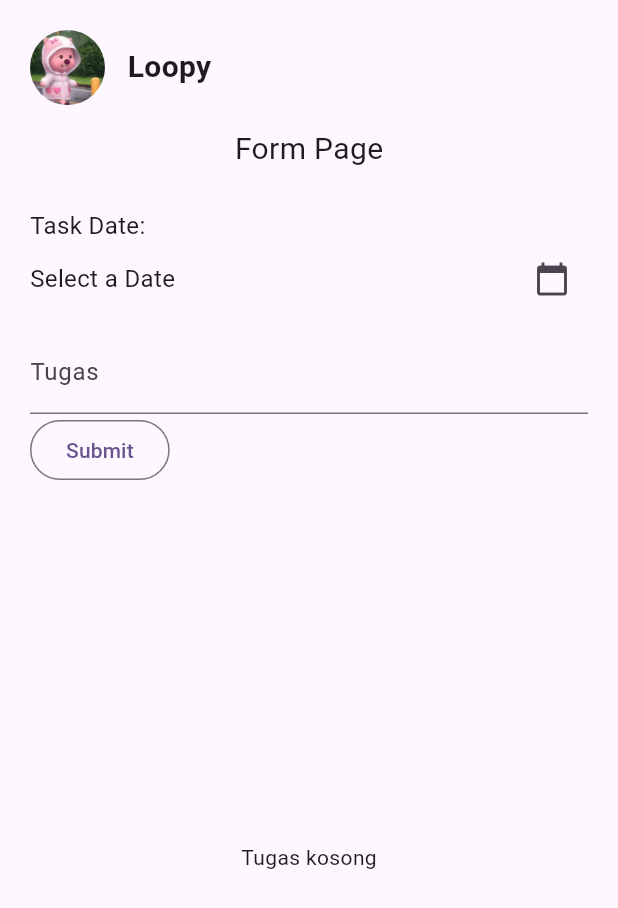
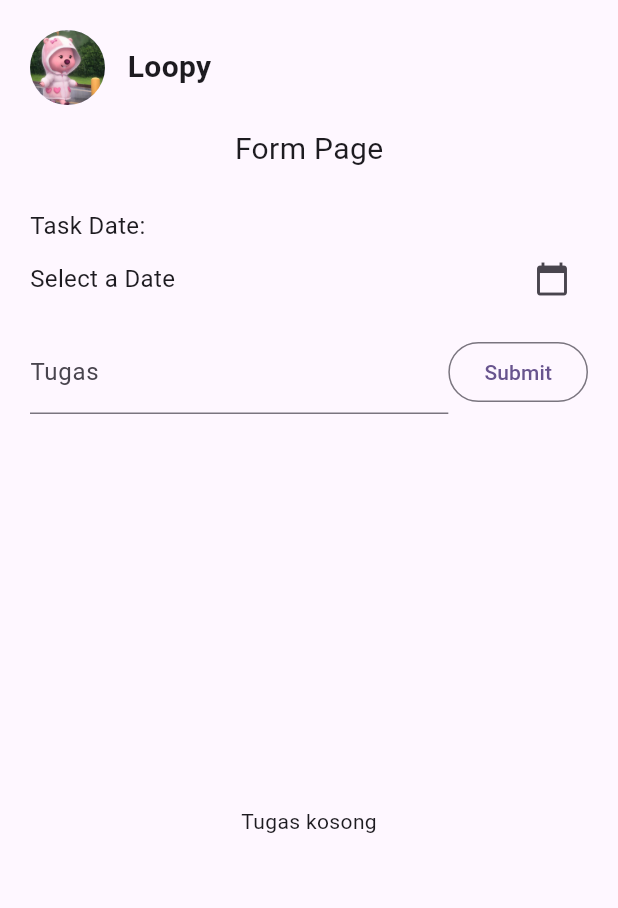
Before and after one commit to nrismawardah/TodoApp_145, a Flutter app: the screen it shows after launch, on a phone screen of 412 x 824 dp. Shown: the top 908 px of the screen. Run offline on Flutter 3.47's test engine with Material 3 defaults, Android fonts, the light colour scheme and no system bars.

Commit message:
Memperbarui tampilan textformfield dan button

```diff
--- a/lib/profile_page.dart
+++ b/lib/profile_page.dart
@@ -108,7 +108,10 @@ class _ProfilePageState extends State<ProfilePage> {
                       ],
                     ),
                     const SizedBox(height: 10),
-                    TextFormField(
+                    Row(
+                      children: [
+                        Expanded(
+                          child: TextFormField(
                             controller: tugasController,
                             validator: (value) {
                               if (value == null || value.isEmpty) {
@@ -116,10 +119,12 @@ class _ProfilePageState extends State<ProfilePage> {
                               }
                               return null;
                             },
-                      autovalidateMode: AutovalidateMode.onUserInteraction,
+                            autovalidateMode:
+                                AutovalidateMode.onUserInteraction,
                             decoration: InputDecoration(
                               label: Text('Tugas'),
                               hintText: 'Masukkan tugas',
+                            ),
                           ),
                         ),
                         OutlinedButton(
@@ -129,6 +134,8 @@ class _ProfilePageState extends State<ProfilePage> {
                             }
                           },
                           child: Text('Submit'),
+                        ),
+                      ],
                     ),
                   ],
                 ),
```
Lines whose indentation alone changed are shown as unchanged.
